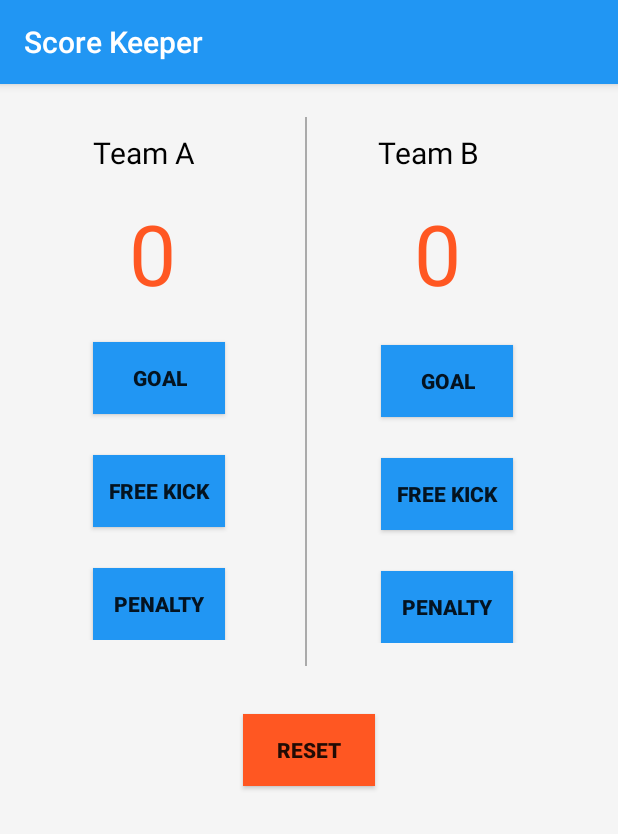
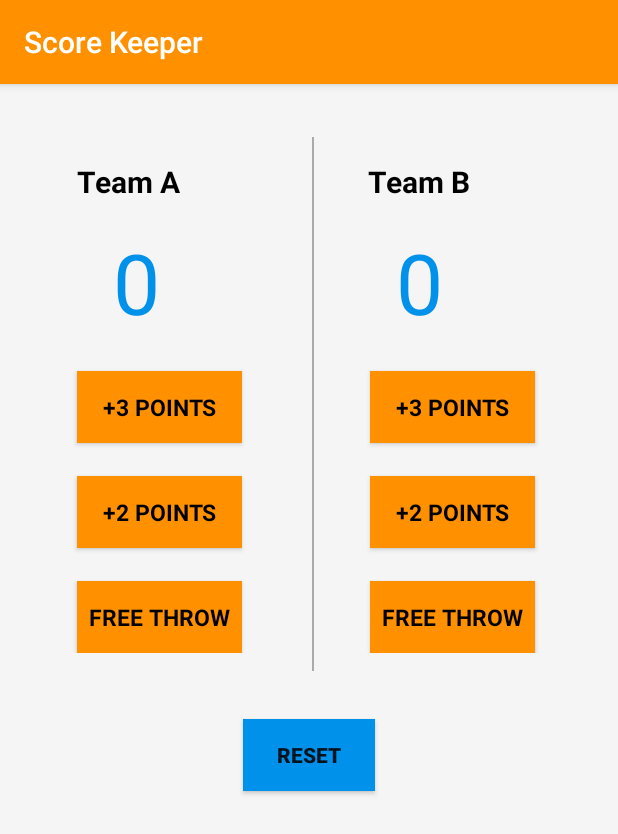
Before and after one commit to rishabhbanga/Android-Basics-Nanodegree, an Android app: the screen it shows after launch (MainActivity), on a phone screen of 412 x 824 dp. Shown: the top 834 px of the screen. Run offline under Robolectric (Android 15) with nearby library versions, the phone set to English and light mode, and no system bars.

Commit message:
Refining P2 solution

```diff
--- a/P2 - ScoreKeeper/app/src/main/java/rishabhbanga/scorekeeper/MainActivity.java
+++ b/P2 - ScoreKeeper/app/src/main/java/rishabhbanga/scorekeeper/MainActivity.java
@@ -22,51 +22,51 @@ public class MainActivity extends AppCompatActivity implements View.OnClickListe
         performs click.
         */
 
-        Button GoalA = (Button) findViewById(R.id.GoalAbttn);
-        GoalA.setOnClickListener(this);
-        Button FreeKickA = (Button) findViewById(R.id.FreeKickAbttn);
-        FreeKickA.setOnClickListener(this);
-        Button PenaltyA = (Button) findViewById(R.id.PenaltyAbttn);
-        PenaltyA.setOnClickListener(this);
+        Button ThreePointsA = (Button) findViewById(R.id.threepointsAbttn);
+        ThreePointsA.setOnClickListener(this);
+        Button TwoPointsA = (Button) findViewById(R.id.twopointsAbttn);
+        TwoPointsA.setOnClickListener(this);
+        Button OnePointA = (Button) findViewById(R.id.onepointAbttn);
+        OnePointA.setOnClickListener(this);
 
-        Button GoalB = (Button) findViewById(R.id.GoalBbttn);
-        GoalB.setOnClickListener(this);
-        Button FreeKickB = (Button) findViewById(R.id.FreeKickBbttn);
-        FreeKickB.setOnClickListener(this);
-        Button PenaltyB = (Button) findViewById(R.id.PenaltyBbttn);
-        PenaltyB.setOnClickListener(this);
+        Button ThreePointsB = (Button) findViewById(R.id.threepointsBbttn);
+        ThreePointsB.setOnClickListener(this);
+        Button TwoPointsB = (Button) findViewById(R.id.twopointsBbttn);
+        TwoPointsB.setOnClickListener(this);
+        Button OnePointB = (Button) findViewById(R.id.onepointBbttn);
+        OnePointB.setOnClickListener(this);
     }
 
     public void onClick(View v) {
 
         switch (v.getId()) {
 
-            case R.id.GoalAbttn:
+            case R.id.threepointsAbttn:
+                ScoreTeamA = ScoreTeamA + 3;
+                onScoreA(ScoreTeamA);
+                break;
+
+            case R.id.twopointsAbttn:
+                ScoreTeamA = ScoreTeamA + 2;
+                onScoreA(ScoreTeamA);
+                break;
+
+            case R.id.onepointAbttn:
                 ScoreTeamA++;
                 onScoreA(ScoreTeamA);
                 break;
 
-            case R.id.FreeKickAbttn:
-                ScoreTeamA++;
-                onScoreA(ScoreTeamA);
-                break;
-
-            case R.id.PenaltyAbttn:
-                ScoreTeamA++;
-                onScoreA(ScoreTeamA);
-                break;
-
-            case R.id.GoalBbttn:
-                ScoreTeamB++;
+            case R.id.threepointsBbttn:
+                ScoreTeamB = ScoreTeamB + 3;
                 onScoreB(ScoreTeamB);
                 break;
 
-            case R.id.FreeKickBbttn:
-                ScoreTeamB++;
+            case R.id.twopointsBbttn:
+                ScoreTeamB = ScoreTeamB + 2;
                 onScoreB(ScoreTeamB);
                 break;
 
-            case R.id.PenaltyBbttn:
+            case R.id.onepointBbttn:
                 ScoreTeamB++;
                 onScoreB(ScoreTeamB);
                 break;
--- /dev/null
+++ b/P2 - ScoreKeeper/app/src/main/res/drawable/buttonbstyle.xml
@@ -0,0 +1,8 @@
+<?xml version="1.0" encoding="utf-8"?>
+
+<shape xmlns:android="http://schemas.android.com/apk/res/android" android:shape="rectangle">
+
+    <solid
+        android:color="@color/colorPrimary"/>
+
+</shape>
--- a/P2 - ScoreKeeper/app/src/main/res/layout/activity_main.xml
+++ b/P2 - ScoreKeeper/app/src/main/res/layout/activity_main.xml
@@ -18,11 +18,10 @@
         android:orientation="horizontal"
         android:layout_width="match_parent"
         android:layout_height="wrap_content"
+        android:layout_marginTop="13dp"
         android:layout_alignParentTop="true"
         android:layout_alignParentLeft="true"
-        android:layout_alignParentStart="true"
-        android:layout_marginLeft="22dp"
-        android:layout_marginStart="22dp">
+        android:layout_alignParentStart="true">
 
         <RelativeLayout
             android:layout_width="wrap_content"
@@ -30,77 +29,52 @@
             android:layout_weight="1">
 
             <TextView
-            android:text="Team A"
-            android:layout_width="wrap_content"
-            android:layout_height="wrap_content"
-            android:layout_alignParentTop="true"
-            android:layout_alignParentLeft="true"
-            android:layout_alignParentStart="true"
-            android:layout_marginLeft="24dp"
-            android:layout_marginStart="24dp"
-            android:layout_marginTop="16dp"
+                android:text="@string/team_a"
                 android:id="@+id/TeamAtv"
-            android:textSize="20sp"
-            android:textColor="@android:color/black"/>
+                style="@style/titletextstyle"/>
 
             <TextView
-            android:text="0"
-            android:layout_width="wrap_content"
-            android:layout_height="wrap_content"
-            android:layout_marginTop="16dp"
                 android:id="@+id/ScoreAtv"
-            android:textSize="56sp"
-            android:textColor="@color/colorAccent"
-            android:layout_below="@+id/TeamAtv"
-            android:layout_alignLeft="@+id/TeamAtv"
-            android:layout_alignStart="@+id/TeamAtv"
+                android:text="@string/initalscore"
+                style="@style/scoretextstyle"
                 android:layout_marginLeft="24dp"
-            android:layout_marginStart="24dp" />
+                android:layout_below="@id/TeamAtv"
+                android:layout_alignLeft="@id/TeamAtv"
+                android:layout_alignStart="@id/TeamAtv"/>
 
             <Button
-            android:text="Goal"
-            android:layout_width="wrap_content"
-            android:layout_height="wrap_content"
-            android:id="@+id/GoalAbttn"
-            android:background="@color/colorPrimary"
-            android:textStyle="bold"
+                android:text="@string/threepoints"
+                android:id="@+id/threepointsAbttn"
                 android:onClick="onScoreA"
-            android:layout_marginTop="22dp"
-            android:layout_below="@+id/ScoreAtv"
-            android:layout_alignLeft="@+id/TeamAtv"
-            android:layout_alignStart="@+id/TeamAtv" />
+                style="@style/buttonstyle"
+                android:layout_below="@id/ScoreAtv"
+                android:layout_alignLeft="@id/TeamAtv"
+                android:layout_alignStart="@id/TeamAtv"/>
 
             <Button
-            android:text="Free Kick"
-            android:layout_width="wrap_content"
-            android:layout_height="wrap_content"
-            android:id="@+id/FreeKickAbttn"
-            android:background="@color/colorPrimary"
-            android:textStyle="bold"
+                android:text="@string/twopoints"
+                android:id="@+id/twopointsAbttn"
+                style="@style/buttonstyle"
                 android:onClick="onScoreA"
-            android:layout_marginTop="27dp"
-            android:layout_below="@+id/GoalAbttn"
-            android:layout_alignLeft="@+id/GoalAbttn"
-            android:layout_alignStart="@+id/GoalAbttn" />
+                android:layout_below="@id/threepointsAbttn"
+                android:layout_alignLeft="@id/threepointsAbttn"
+                android:layout_alignStart="@id/threepointsAbttn" />
 
             <Button
-            android:text="Penalty"
-            android:layout_width="wrap_content"
-            android:layout_height="wrap_content"
-            android:id="@+id/PenaltyAbttn"
-            android:background="@color/colorPrimary"
-            android:textStyle="bold"
+                android:text="@string/onepoint"
+                android:id="@+id/onepointAbttn"
                 android:onClick="onScoreA"
-            android:layout_marginTop="27dp"
-            android:layout_below="@+id/FreeKickAbttn"
-            android:layout_alignLeft="@+id/FreeKickAbttn"
-            android:layout_alignStart="@+id/FreeKickAbttn" />
+                style="@style/buttonstyle"
+                android:layout_below="@id/twopointsAbttn"
+                android:layout_alignLeft="@id/twopointsAbttn"
+                android:layout_alignStart="@id/twopointsAbttn" />
 
              </RelativeLayout>
 
         <TextView
-            android:layout_width="1.2dp"
-            android:layout_height="372dp"
+            android:layout_width="1.4dp"
+            android:layout_height="362dp"
+            android:layout_marginLeft="8dp"
             android:background="@android:color/darker_gray"/>
 
         <RelativeLayout
@@ -109,87 +83,61 @@
             android:layout_weight="1">
 
             <TextView
-                android:text="Team B"
-                android:layout_width="wrap_content"
-                android:layout_height="wrap_content"
-                android:layout_alignParentTop="true"
-                android:layout_alignParentLeft="true"
-                android:layout_alignParentStart="true"
-                android:layout_marginLeft="50dp"
-                android:layout_marginStart="47dp"
-                android:layout_marginTop="16dp"
+                android:text="@string/team_b"
                 android:id="@+id/TeamBtv"
-                android:textSize="20sp"
-                android:textColor="@android:color/black"/>
+                style="@style/titletextstyle"/>
 
             <TextView
-                android:text="0"
-                android:layout_width="wrap_content"
-                android:layout_height="wrap_content"
-                android:layout_marginTop="16dp"
                 android:id="@+id/ScoreBtv"
-                android:gravity="center_vertical"
-                android:textSize="56sp"
-                android:paddingLeft="22dp"
-                android:textColor="@color/colorAccent"
-                android:layout_below="@+id/TeamBtv"
-                android:layout_alignLeft="@+id/TeamBtv"
-                android:layout_alignStart="@+id/TeamBtv"
-                android:layout_marginLeft="28dp"
-                android:layout_marginStart="2dp" />
+                android:text="@string/initalscore"
+                android:layout_marginLeft="2dp"
+                style="@style/scoretextstyle"
+                android:layout_below="@id/TeamBtv"
+                android:layout_alignLeft="@id/TeamBtv"
+                android:layout_alignStart="@id/TeamBtv"
+                android:layout_alignRight="@+id/TeamBtv"
+                android:layout_alignEnd="@+id/TeamBtv" />
 
             <Button
-                android:text="Goal"
-                android:layout_width="wrap_content"
-                android:layout_height="wrap_content"
-                android:id="@+id/GoalBbttn"
-                android:background="@color/colorPrimary"
-                android:textStyle="bold"
+                android:text="@string/threepoints"
+                android:id="@+id/threepointsBbttn"
+                style="@style/buttonstyle"
                 android:onClick="onScoreB"
-                android:layout_marginTop="24dp"
-                android:layout_below="@+id/ScoreBtv"
-                android:layout_alignLeft="@+id/ScoreBtv"
-                android:layout_alignStart="@+id/ScoreBtv" />
+                android:layout_below="@id/ScoreBtv"
+                android:layout_alignLeft="@id/ScoreBtv"
+                android:layout_alignStart="@id/ScoreBtv" />
 
             <Button
-                android:text="Free Kick"
-                android:layout_width="wrap_content"
-                android:layout_height="wrap_content"
-                android:id="@+id/FreeKickBbttn"
-                android:background="@color/colorPrimary"
-                android:textStyle="bold"
+                android:text="@string/twopoints"
+                android:id="@+id/twopointsBbttn"
+                style="@style/buttonstyle"
                 android:onClick="onScoreB"
-                android:layout_marginTop="27dp"
-                android:layout_below="@+id/GoalBbttn"
-                android:layout_alignLeft="@+id/GoalBbttn"
-                android:layout_alignStart="@+id/GoalBbttn" />
+                android:layout_below="@id/threepointsBbttn"
+                android:layout_alignLeft="@id/threepointsBbttn"
+                android:layout_alignStart="@id/threepointsBbttn" />
 
             <Button
-                android:text="Penalty"
-                android:layout_width="wrap_content"
-                android:layout_height="wrap_content"
-                android:id="@+id/PenaltyBbttn"
-                android:background="@color/colorPrimary"
-                android:textStyle="bold"
+                android:text="@string/onepoint"
+                android:id="@+id/onepointBbttn"
+                style="@style/buttonstyle"
                 android:onClick="onScoreB"
-                android:layout_marginTop="27dp"
-                android:layout_below="@+id/FreeKickBbttn"
-                android:layout_alignLeft="@+id/FreeKickBbttn"
-                android:layout_alignStart="@+id/FreeKickBbttn" />
+                android:layout_below="@id/twopointsBbttn"
+                android:layout_alignLeft="@id/twopointsBbttn"
+                android:layout_alignStart="@id/twopointsBbttn" />
 
          </RelativeLayout>
 
     </LinearLayout>
 
     <Button
-            android:text="Reset"
+        android:text="@string/reset"
+        android:id="@+id/Resetbttn"
         android:layout_width="wrap_content"
         android:layout_height="wrap_content"
-            android:id="@+id/Resetbttn"
         android:background="@color/colorAccent"
         android:textStyle="bold"
         android:onClick="onReset"
-            android:layout_below="@+id/scorelayout"
+        android:layout_below="@id/scorelayout"
         android:layout_centerHorizontal="true"
         android:layout_marginTop="32dp" />
 
--- a/P2 - ScoreKeeper/app/src/main/res/values/colors.xml
+++ b/P2 - ScoreKeeper/app/src/main/res/values/colors.xml
@@ -1,6 +1,6 @@
 <?xml version="1.0" encoding="utf-8"?>
 <resources>
-    <color name="colorPrimary">#2196F3</color>
-    <color name="colorPrimaryDark">#1976D2</color>
-    <color name="colorAccent">#FF5722</color>
+    <color name="colorPrimary">#ff9100</color>
+    <color name="colorPrimaryDark">#ff6d00</color>
+    <color name="colorAccent">#0091ea</color>
 </resources>
--- a/P2 - ScoreKeeper/app/src/main/res/values/strings.xml
+++ b/P2 - ScoreKeeper/app/src/main/res/values/strings.xml
@@ -1,3 +1,10 @@
 <resources>
     <string name="app_name">Score Keeper</string>
+    <string name="threepoints">+3 POINTS</string>
+    <string name="twopoints">+2 POINTS</string>
+    <string name="onepoint">FREE THROW</string>
+    <string name="reset">Reset</string>
+    <string name="team_a">Team A</string>
+    <string name="initalscore">0</string>
+    <string name="team_b">Team B</string>
 </resources>
--- a/P2 - ScoreKeeper/app/src/main/res/values/styles.xml
+++ b/P2 - ScoreKeeper/app/src/main/res/values/styles.xml
@@ -8,4 +8,39 @@
         <item name="colorAccent">@color/colorAccent</item>
     </style>
 
+    <style name="buttonstyle" parent="@android:style/Widget.Button">
+        <item name="android:gravity">center_vertical|center_horizontal</item>
+        <item name="android:textColor">#000000</item>
+        <item name="android:textSize">15sp</item>
+        <item name="android:layout_marginTop">22dp</item>
+        <item name="android:layout_marginRight">22dp</item>
+        <item name="android:textStyle">bold</item>
+        <item name="android:background">@drawable/buttonbstyle</item>
+        <item name="android:focusable">true</item>
+        <item name="android:clickable">true</item>
+        <item name="android:layout_height">wrap_content</item>
+        <item name="android:layout_width">110dp</item>
+    </style>
+
+    <style name="titletextstyle" parent="@android:style/Widget.TextView">
+        <item name="android:gravity">center_vertical|center_horizontal</item>
+        <item name="android:textColor">#000000</item>
+        <item name="android:textSize">20sp</item>
+        <item name="android:layout_marginTop">22dp</item>
+        <item name="android:layout_marginLeft">35dp</item>
+        <item name="android:textStyle">bold</item>
+        <item name="android:layout_height">wrap_content</item>
+        <item name="android:layout_width">wrap_content</item>
+    </style>
+
+    <style name="scoretextstyle" parent="@android:style/Widget.TextView">
+        <item name="android:gravity">center_vertical|center_horizontal</item>
+        <item name="android:textColor">@color/colorAccent</item>
+        <item name="android:textSize">56sp</item>
+        <item name="android:layout_marginTop">16dp</item>
+        <item name="android:layout_marginLeft">24dp</item>
+        <item name="android:layout_height">wrap_content</item>
+        <item name="android:layout_width">wrap_content</item>
+    </style>
+
 </resources>
```
Also changed, not shown: P2 - ScoreKeeper/app/src/main/ic_launcher-web.png, P2 - ScoreKeeper/app/src/main/res/mipmap-hdpi/ic_launcher.png, P2 - ScoreKeeper/app/src/main/res/mipmap-mdpi/ic_launcher.png, P2 - ScoreKeeper/app/src/main/res/mipmap-xhdpi/ic_launcher.png, P2 - ScoreKeeper/app/src/main/res/mipmap-xxhdpi/ic_launcher.png, P2 - ScoreKeeper/app/src/main/res/mipmap-xxxhdpi/ic_launcher.png, 1 other file. Lines whose indentation alone changed are shown as unchanged.
